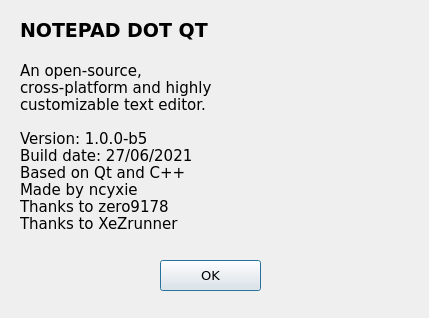
Above: aboutdialog.ui from ncyxie/Notepad-DOT-Qt before the change. Below: the same form after it.
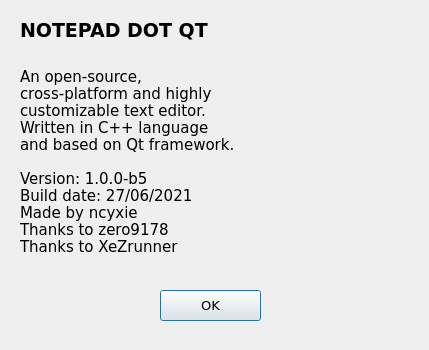
That is the form after the change.

Commit message: Minor adjustments to About and Discord dialogs

The edit to the form file:
```diff
--- a/aboutdialog.ui
+++ b/aboutdialog.ui
@@ -7,7 +7,7 @@
     <x>0</x>
     <y>0</y>
     <width>429</width>
-    <height>318</height>
+    <height>350</height>
    </rect>
   </property>
   <property name="windowTitle">
@@ -40,7 +40,7 @@
      <x>20</x>
      <y>60</y>
      <width>241</width>
-     <height>191</height>
+     <height>221</height>
     </rect>
    </property>
    <property name="font">
@@ -56,10 +56,11 @@
     <string>An open-source,
 cross-platform and highly
 customizable text editor.
+Written in C++ language
+and based on Qt framework. 
 
 Version: 1.0.0-b5
 Build date: 27/06/2021
-Based on Qt and C++
 Made by ncyxie
 Thanks to zero9178
 Thanks to XeZrunner
@@ -83,7 +84,7 @@
    <property name="geometry">
     <rect>
      <x>160</x>
-     <y>260</y>
+     <y>290</y>
      <width>101</width>
      <height>31</height>
     </rect>
```
The commit also changes 1 other file.
